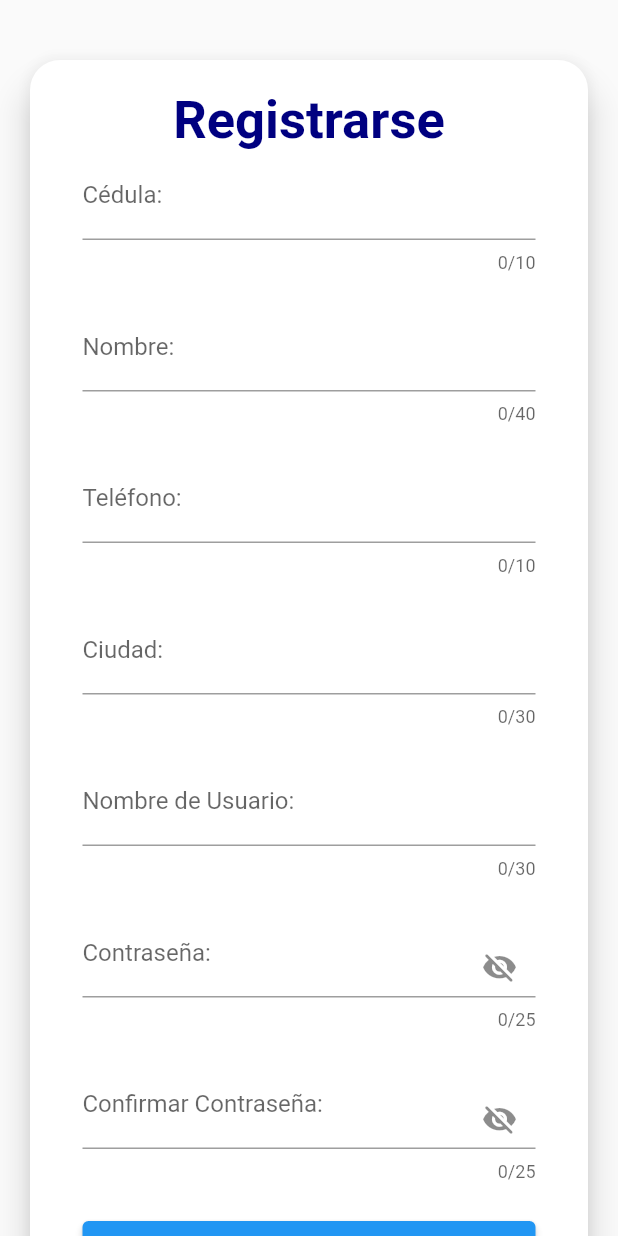
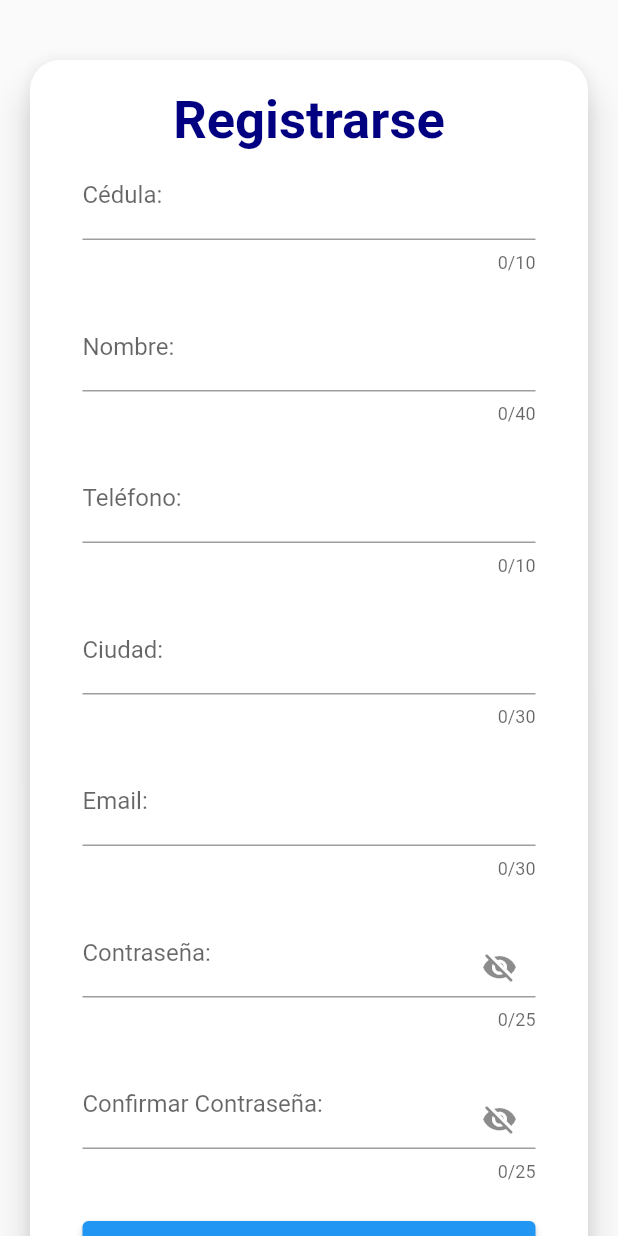
Before and after one commit to suarezKevin/GestionBuses, a Flutter app: the screen it shows after launch, after a tap on "Registrarse", on a phone screen of 412 x 824 dp. Run offline on Flutter 3.47's test engine with Material 2 defaults, Android fonts, the phone set to English and light mode, and no system bars; our stand-ins replace hexcolor, image_picker.

Commit message:
DBS-17 Cambio del nombre del campo 'Nombre de Usuario' por 'Email'

```diff
--- a/lib/src/app.dart
+++ b/lib/src/app.dart
@@ -9,6 +9,7 @@ class MyApp extends StatelessWidget {
   Widget build(BuildContext context) {
     return MaterialApp(
       title: 'Material App',
+      debugShowCheckedModeBanner: false,
       //home:
       initialRoute: "/",
       routes: {
--- a/lib/src/screens/login_page.dart
+++ b/lib/src/screens/login_page.dart
@@ -60,14 +60,18 @@ class _LoginPageState extends State<LoginPage> {
                       children: [
                         TextFormField(
                           decoration: InputDecoration(
-                            labelText: "Usuario:",
-                            hintText: "Mi nombre de usuario",
+                            labelText: "Email:",
+                            hintText: "usuario@gmail.com",
+                            hintStyle: TextStyle(
+                              color: Colors.black.withOpacity(0.5),
+                            ),
                           ),
                           maxLength: 30,
                           focusNode: usernameFocus,
                           onEditingComplete: () => FocusScope.of(context)
                               .requestFocus(passwordFocus),
                           textInputAction: TextInputAction.next,
+                          keyboardType: TextInputType.emailAddress,
                         ),
                         SizedBox(
                           height: 20,
@@ -76,6 +80,9 @@ class _LoginPageState extends State<LoginPage> {
                           decoration: InputDecoration(
                             labelText: "Contraseña:",
                             hintText: "Mi contraseña",
+                            hintStyle: TextStyle(
+                              color: Colors.black.withOpacity(0.5),
+                            ),
                             suffixIcon: Padding(
                               padding: EdgeInsets.only(top: 20),
                               child: GestureDetector(
--- a/lib/src/screens/register_user.dart
+++ b/lib/src/screens/register_user.dart
@@ -73,6 +73,10 @@ class _RegisterPageState extends State<RegisterPage> {
                           TextFormField(
                             decoration: InputDecoration(
                               labelText: "Nombre:",
+                              hintText: "Alex Igancio Tigselema Pacheco",
+                              hintStyle: TextStyle(
+                                color: Colors.black.withOpacity(0.5),
+                              ),
                             ),
                             maxLength: 40,
                             focusNode: nameFocus,
@@ -86,6 +90,10 @@ class _RegisterPageState extends State<RegisterPage> {
                           TextFormField(
                             decoration: InputDecoration(
                               labelText: "Teléfono:",
+                              hintText: "000 000 0000",
+                              hintStyle: TextStyle(
+                                color: Colors.black.withOpacity(0.5),
+                              ),
                             ),
                             maxLength: 10,
                             keyboardType: TextInputType.phone,
@@ -100,6 +108,10 @@ class _RegisterPageState extends State<RegisterPage> {
                           TextFormField(
                             decoration: InputDecoration(
                               labelText: "Ciudad:",
+                              hintText: "Por Ejemplo: Ambato",
+                              hintStyle: TextStyle(
+                                color: Colors.black.withOpacity(0.5),
+                              ),
                             ),
                             maxLength: 30,
                             focusNode: cityFocus,
@@ -112,13 +124,18 @@ class _RegisterPageState extends State<RegisterPage> {
                           ),
                           TextFormField(
                             decoration: InputDecoration(
-                              labelText: "Nombre de Usuario:",
+                              labelText: "Email:",
+                              hintText: "usuario@gmail.com",
+                              hintStyle: TextStyle(
+                                color: Colors.black.withOpacity(0.5),
+                              ),
                             ),
                             maxLength: 30,
                             focusNode: userNameFocus,
                             onEditingComplete: () =>
                                 requestFocus(context, passwordFocus!),
                             textInputAction: TextInputAction.next,
+                            keyboardType: TextInputType.emailAddress,
                           ),
                           SizedBox(
                             height: 20,
```
